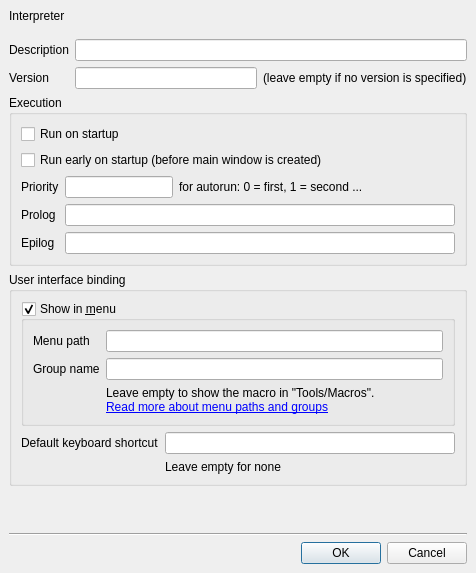
Above: eda-klayout/src/lay/lay/MacroPropertiesDialog.ui from tolgauye/GMOS before the change. Below: the same form after it.
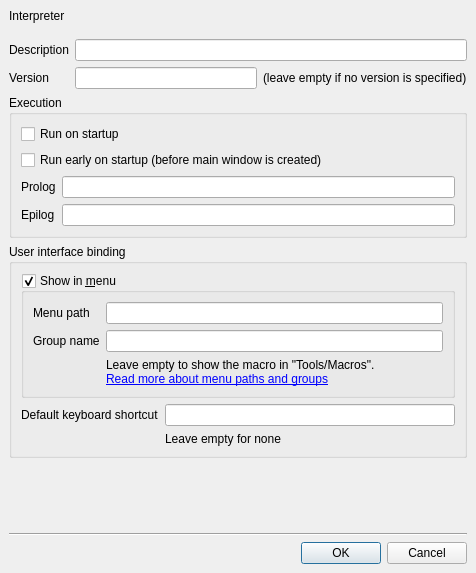
That is the form after the change.

```diff
--- a/eda-klayout/src/lay/lay/MacroPropertiesDialog.ui
+++ b/eda-klayout/src/lay/lay/MacroPropertiesDialog.ui
@@ -223,56 +223,25 @@
              <number>6</number>
             </property>
             <item row="0" column="0">
-             <widget class="QLabel" name="label_11">
-              <property name="text">
-               <string>Priority</string>
-              </property>
-             </widget>
-            </item>
-            <item row="1" column="0">
              <widget class="QLabel" name="label_10">
               <property name="text">
                <string>Prolog</string>
               </property>
              </widget>
             </item>
-            <item row="2" column="0">
-             <widget class="QLabel" name="label_7">
-              <property name="text">
-               <string>Epilog</string>
-              </property>
-             </widget>
-            </item>
             <item row="0" column="1">
-             <widget class="QLineEdit" name="priority">
-              <property name="sizePolicy">
-               <sizepolicy hsizetype="Fixed" vsizetype="Fixed">
-                <horstretch>0</horstretch>
-                <verstretch>0</verstretch>
-               </sizepolicy>
-              </property>
-             </widget>
+             <widget class="QLineEdit" name="prolog"/>
             </item>
-            <item row="0" column="2">
-             <widget class="QLabel" name="label_12">
-              <property name="text">
-               <string>for autorun: 0 = first, 1 = second ...</string>
-              </property>
-             </widget>
-            </item>
-            <item row="1" column="1" colspan="2">
-             <widget class="QLineEdit" name="prolog">
-              <property name="sizePolicy">
-               <sizepolicy hsizetype="Expanding" vsizetype="Fixed">
-                <horstretch>1</horstretch>
-                <verstretch>0</verstretch>
-               </sizepolicy>
-              </property>
-             </widget>
-            </item>
-            <item row="2" column="1" colspan="2">
+            <item row="1" column="1">
              <widget class="QLineEdit" name="epilog"/>
             </item>
+            <item row="1" column="0">
+             <widget class="QLabel" name="label_7">
+              <property name="text">
+               <string>Epilog</string>
+              </property>
+             </widget>
+            </item>
            </layout>
           </widget>
          </item>
```
Left out of the diff: 1 changed line with no effect on the pictures.
